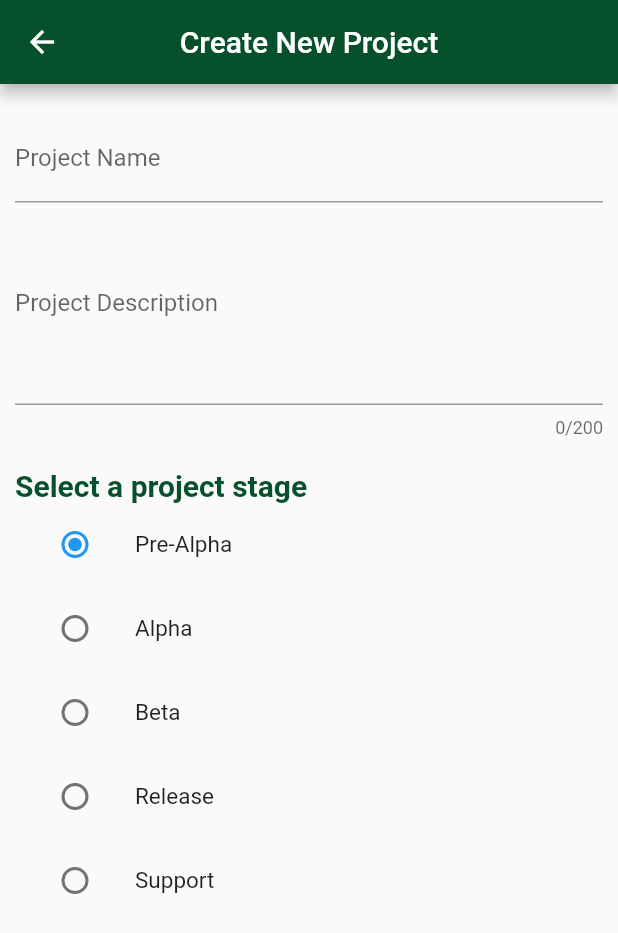
After one commit to reichenbachh/Notitia-Bug-Tracker-Client, a Flutter app: the CreateProject screen opened directly, on a phone screen of 412 x 824 dp. The commit adds this screen. Shown: the top 933 px of the screen. Run offline on Flutter 3.47's test engine with Material 2 defaults, Android fonts, the phone set to English and light mode, and no system bars; our stand-ins replace flutter_secure_storage, flutter_svg; missing offline and left inert: tasty_toast; accounts and stored records are empty.

Commit message:
chore:code clean up and minor fixes

```diff
--- a/lib/Providers/httpAuthClass.dart
+++ b/lib/Providers/httpAuthClass.dart
@@ -26,7 +26,6 @@ class HttpAuthClass {
   Future<dynamic> login(Map<String, String> data) async {
     try {
       final datas = jsonEncode(data);
-      print(datas);
       final Uri url = Uri.parse("http://192.168.0.111:5000/auth/login");
       final response = await requests.post(url, headers: headers, body: datas);
       final responseValue = _handleAuthReponses(response);
@@ -41,7 +40,7 @@ class HttpAuthClass {
   dynamic _handleAuthReponses(requests.Response response) {
     switch (response.statusCode) {
       case 200:
-        return response.body;
+        return response;
       case 400:
         throw BadRequestException(response.body.toString());
       case 401:
--- /dev/null
+++ b/lib/Screens/CreateProject.dart
@@ -0,0 +1,91 @@
+import 'package:flutter/material.dart';
+import '../utils.dart';
+
+enum _ProjectStageValues { PreAlpha, Alpha, Beta, Release, Support }
+
+class CreateProject extends StatefulWidget {
+  const CreateProject({Key? key}) : super(key: key);
+
+  @override
+  _CreateProjectState createState() => _CreateProjectState();
+}
+
+class _CreateProjectState extends State<CreateProject> {
+  _ProjectStageValues _option = _ProjectStageValues.PreAlpha;
+
+  Widget stageRadioBtn(String title, _ProjectStageValues enumValue) {
+    return ListTile(
+      title: Text(title,
+          style: TextStyle(
+            fontSize: 15,
+          )),
+      leading: Radio(
+        groupValue: _option,
+        onChanged: (_ProjectStageValues? value) {
+          setState(() {
+            _option = value!;
+          });
+        },
+        value: enumValue,
+      ),
+    );
+  }
+
+  @override
+  Widget build(BuildContext context) {
+    return Container(
+      child: Scaffold(
+        appBar: AppBar(
+          centerTitle: true,
+          title: Text("Create New Project"),
+        ),
+        body: SingleChildScrollView(
+          child: Padding(
+            padding: const EdgeInsets.all(10),
+            child: Column(
+              children: [
+                Form(
+                  child: Column(
+                    children: [
+                      SizedBox(
+                        height: 10,
+                      ),
+                      TextFormField(
+                        decoration: InputDecoration(labelText: "Project Name"),
+                      ),
+                      TextFormField(
+                        maxLines: 5,
+                        maxLength: 200,
+                        decoration: InputDecoration(
+                          labelText: "Project Description",
+                        ),
+                      ),
+                      SizedBox(
+                        height: 20,
+                      ),
+                      Align(
+                        alignment: Alignment.centerLeft,
+                        child: Text(
+                          "Select a project stage",
+                          style: TextStyle(
+                              fontSize: 20,
+                              fontWeight: FontWeight.bold,
+                              color: convertToHex("#06512C")),
+                        ),
+                      ),
+                      stageRadioBtn("Pre-Alpha", _ProjectStageValues.PreAlpha),
+                      stageRadioBtn("Alpha", _ProjectStageValues.Alpha),
+                      stageRadioBtn("Beta", _ProjectStageValues.Beta),
+                      stageRadioBtn("Release", _ProjectStageValues.Release),
+                      stageRadioBtn("Support", _ProjectStageValues.Support)
+                    ],
+                  ),
+                )
+              ],
+            ),
+          ),
+        ),
+      ),
+    );
+  }
+}
--- a/lib/model_data.dart
+++ b/lib/model_data.dart
@@ -7,10 +7,10 @@ class User {
 
   User(
       {this.id,
+      this.username,
       this.email,
       this.profileImageUrl,
-      this.isAuthenticated,
-      this.username});
+      this.isAuthenticated});
 }
 
 class OnBoardingElement {
```
Also changed, not shown: lib/Providers/AuthProvider.dart (+20 -13 lines), lib/Screens/MainAppScreen.dart (+9 -84 lines), lib/Screens/login/SignIn.dart (+8 -0 lines), lib/Screens/login/SignUp.dart (+5 -6 lines), lib/app.dart (+8 -6 lines), lib/main.dart (+17 -4 lines), lib/widgets/ProjectCard.dart (added, +93 -0 lines).
